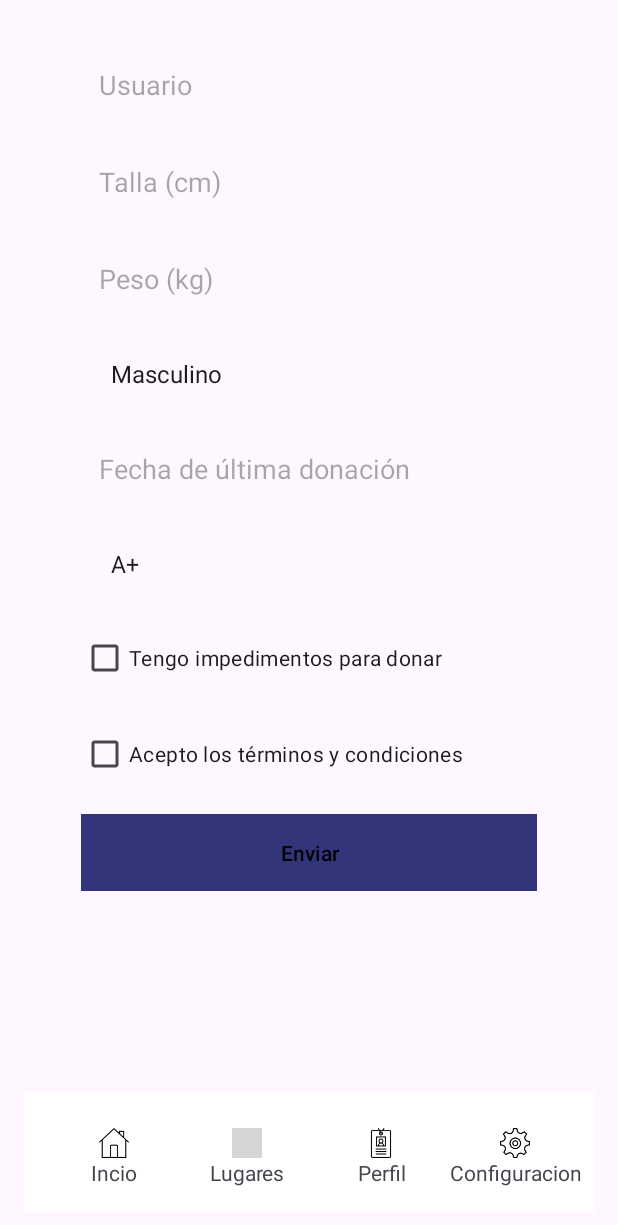
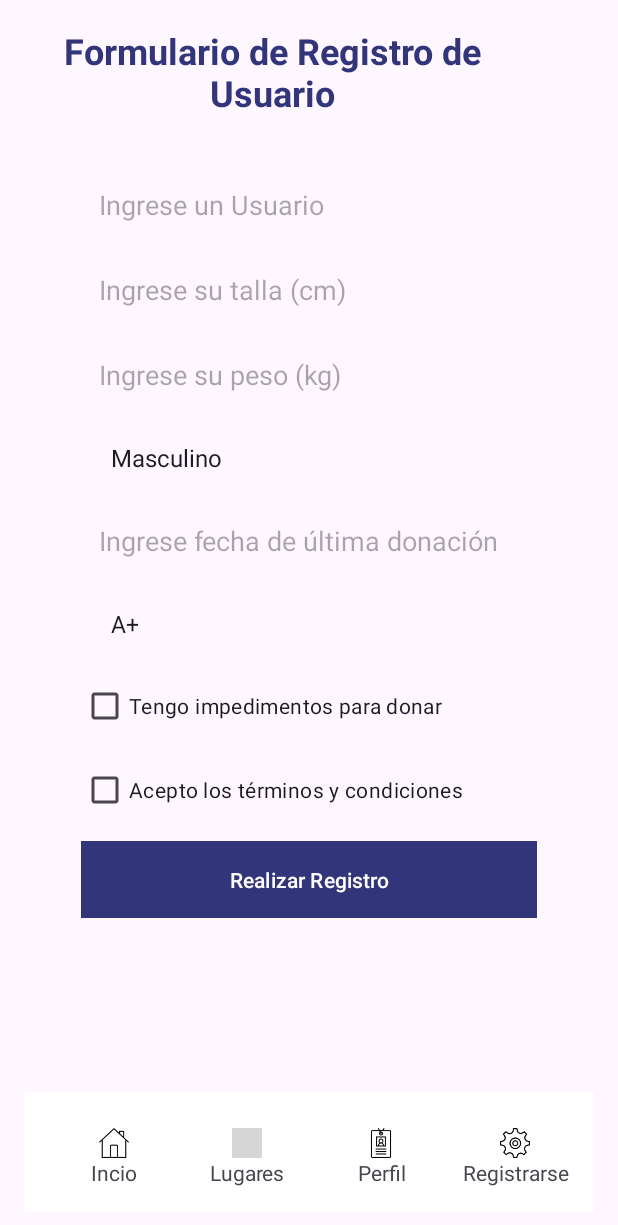
Before and after one commit to tottixd123/AppDonadoresPeru, an Android app: the Formulario_Registro screen opened directly, with no data from a screen before it, on a phone screen of 412 x 824 dp. Shown: the top 1225 px of the screen. Run offline under Robolectric (Android 15) with nearby library versions, the light colour scheme and no system bars; grey boxes are pictures that could not be loaded.

Commit message:
Subida 3 mañana

```diff
--- a/app/src/main/AndroidManifest.xml
+++ b/app/src/main/AndroidManifest.xml
@@ -4,8 +4,6 @@
 
     <uses-permission android:name="android.permission.ACCESS_NETWORK_STATE" />
     <uses-permission android:name="android.permission.INTERNET" />
-
-
     <uses-permission android:name="android.permission.POST_NOTIFICATIONS" />
 
     <application
@@ -18,7 +16,9 @@
         android:supportsRtl="true"
         android:theme="@style/Theme.Termiar"
         tools:targetApi="31">
-
+        <activity
+            android:name=".Activity.VerMasNoticias.VerMas"
+            android:exported="false" />
         <activity
             android:name=".Notificaciones.Notifi"
             android:exported="false" />
--- a/app/src/main/java/com/example/termiar/Formulario/Formulario_Registro.java
+++ b/app/src/main/java/com/example/termiar/Formulario/Formulario_Registro.java
@@ -1,5 +1,6 @@
 package com.example.termiar.Formulario;
 
+import android.content.Intent;
 import android.os.Bundle;
 import android.util.Log;
 import android.view.View;
@@ -7,12 +8,17 @@ import android.widget.ArrayAdapter;
 import android.widget.Button;
 import android.widget.CheckBox;
 import android.widget.EditText;
+import android.widget.LinearLayout;
 import android.widget.Spinner;
 import android.widget.Toast;
 
 import androidx.activity.EdgeToEdge;
 import androidx.appcompat.app.AppCompatActivity;
 
+import com.example.termiar.Activity.General.Generl;
+import com.example.termiar.Activity.Mapa.Map_donaciones;
+import com.example.termiar.Activity.PerfilGeneral.Perfil;
+import com.example.termiar.Activity.VerMasNoticias.VerMas;
 import com.example.termiar.Network.RetrofitFactory;
 import com.example.termiar.R;
 import com.example.termiar.Servicios.FormularioService;
@@ -54,11 +60,17 @@ public class Formulario_Registro extends AppCompatActivity {
         setupSpinner(spinner_sexo, R.array.sexo_options);
         setupSpinner(spinner_tipo_sangre,R.array.tipo_sangre_options);
 
+        BotonInicio();
+        BotonPerfil();
+        Button_formu();
+        Button_lugar();
+
         btn_enviar.setOnClickListener(new View.OnClickListener() {
             @Override
             public void onClick(View v) {
                 if (cb_acepto_terminos.isChecked()){
                     guardarFormulario();
+
                 }else{
                     Toast.makeText(Formulario_Registro.this,"Debe aceptar los terminos y condiciones",Toast.LENGTH_SHORT).show();
                 }
@@ -72,6 +84,46 @@ public class Formulario_Registro extends AppCompatActivity {
         adapter.setDropDownViewResource(android.R.layout.simple_spinner_dropdown_item);
         spinner.setAdapter(adapter);
     }
+
+    private void BotonInicio() {
+        LinearLayout Inicio =findViewById(R.id.inicioBtn);
+        Inicio.setOnClickListener(new View.OnClickListener(){
+            @Override
+            public void onClick(View v) {
+                startActivity(new Intent(Formulario_Registro.this, Generl.class));
+            }
+        });
+    }
+
+    private void Button_lugar(){
+        LinearLayout lugarBtn=findViewById(R.id.lugarBtn);
+        lugarBtn.setOnClickListener(new View.OnClickListener() {
+            @Override
+            public void onClick(View v) {
+                startActivity(new Intent(Formulario_Registro.this, Map_donaciones.class));
+            }
+        });
+    }
+
+    private void Button_formu(){
+        LinearLayout configuraicon=findViewById(R.id.configuraicon);
+        configuraicon.setOnClickListener(new View.OnClickListener() {
+            @Override
+            public void onClick(View v) {
+                startActivity(new Intent(Formulario_Registro.this, Formulario_Registro.class));
+            }
+        });
+    }
+    private void BotonPerfil() {
+        LinearLayout profileBtn=findViewById(R.id.profileBtn);
+        profileBtn.setOnClickListener(new View.OnClickListener() {
+            @Override
+            public void onClick(View v) {
+                startActivity(new Intent(Formulario_Registro.this, Perfil.class));
+            }
+        });
+    }
+
     private void guardarFormulario(){
 
 
--- a/app/src/main/res/layout/activity_formulario_registro.xml
+++ b/app/src/main/res/layout/activity_formulario_registro.xml
@@ -8,122 +8,125 @@
     android:layout_height="match_parent"
     android:padding="16dp"
     tools:context=".Formulario.Formulario_Registro">
+
+
+
     <EditText
         android:id="@+id/et_usuario"
         android:layout_width="0dp"
         android:layout_height="wrap_content"
-        android:hint="Usuario"
+        android:layout_marginTop="96dp"
+        android:background="@drawable/rounded_edittext"
+        android:hint="Ingrese un Usuario"
         android:padding="12dp"
-        android:background="@drawable/rounded_edittext"
+        app:layout_constraintEnd_toEndOf="parent"
+        app:layout_constraintStart_toStartOf="parent"
         app:layout_constraintTop_toTopOf="parent"
-        app:layout_constraintStart_toStartOf="parent"
-        app:layout_constraintEnd_toEndOf="parent"
-        app:layout_constraintWidth_percent="0.8"
-        android:layout_marginTop="16dp"/>
+        app:layout_constraintWidth_percent="0.8" />
 
     <EditText
         android:id="@+id/et_talla"
         android:layout_width="0dp"
         android:layout_height="wrap_content"
-        android:hint="Talla (cm)"
+        android:layout_marginTop="8dp"
+        android:background="@drawable/rounded_edittext"
+        android:hint="Ingrese su talla (cm)"
         android:inputType="numberDecimal"
         android:padding="12dp"
-        android:background="@drawable/rounded_edittext"
+        app:layout_constraintEnd_toEndOf="parent"
+        app:layout_constraintStart_toStartOf="parent"
         app:layout_constraintTop_toBottomOf="@+id/et_usuario"
-        app:layout_constraintStart_toStartOf="parent"
-        app:layout_constraintEnd_toEndOf="parent"
-        app:layout_constraintWidth_percent="0.8"
-        android:layout_marginTop="16dp"/>
+        app:layout_constraintWidth_percent="0.8" />
 
     <EditText
         android:id="@+id/et_peso"
         android:layout_width="0dp"
         android:layout_height="wrap_content"
-        android:hint="Peso (kg)"
+        android:layout_marginTop="8dp"
+        android:background="@drawable/rounded_edittext"
+        android:hint="Ingrese su peso (kg)"
         android:inputType="numberDecimal"
         android:padding="12dp"
-        android:background="@drawable/rounded_edittext"
+        app:layout_constraintEnd_toEndOf="parent"
+        app:layout_constraintStart_toStartOf="parent"
         app:layout_constraintTop_toBottomOf="@+id/et_talla"
-        app:layout_constraintStart_toStartOf="parent"
-        app:layout_constraintEnd_toEndOf="parent"
-        app:layout_constraintWidth_percent="0.8"
-        android:layout_marginTop="16dp"/>
+        app:layout_constraintWidth_percent="0.8" />
 
     <Spinner
         android:id="@+id/spinner_sexo"
         android:layout_width="0dp"
         android:layout_height="wrap_content"
+        android:layout_marginTop="8dp"
+        android:background="@drawable/rounded_spinner"
         android:padding="12dp"
-        android:background="@drawable/rounded_spinner"
+        app:layout_constraintEnd_toEndOf="parent"
+        app:layout_constraintStart_toStartOf="parent"
         app:layout_constraintTop_toBottomOf="@+id/et_peso"
-        app:layout_constraintStart_toStartOf="parent"
-        app:layout_constraintEnd_toEndOf="parent"
-        app:layout_constraintWidth_percent="0.8"
-        android:layout_marginTop="16dp"/>
+        app:layout_constraintWidth_percent="0.8" />
 
     <EditText
         android:id="@+id/et_fecha_ultima_donacion"
         android:layout_width="0dp"
         android:layout_height="wrap_content"
-        android:hint="Fecha de última donación"
+        android:layout_marginTop="8dp"
+        android:background="@drawable/rounded_edittext"
+        android:hint="Ingrese fecha de última donación"
         android:inputType="date"
         android:padding="12dp"
-        android:background="@drawable/rounded_edittext"
+        app:layout_constraintEnd_toEndOf="parent"
+        app:layout_constraintStart_toStartOf="parent"
         app:layout_constraintTop_toBottomOf="@+id/spinner_sexo"
-        app:layout_constraintStart_toStartOf="parent"
-        app:layout_constraintEnd_toEndOf="parent"
-        app:layout_constraintWidth_percent="0.8"
-        android:layout_marginTop="16dp"/>
+        app:layout_constraintWidth_percent="0.8" />
 
     <Spinner
         android:id="@+id/spinner_tipo_sangre"
         android:layout_width="0dp"
         android:layout_height="wrap_content"
+        android:layout_marginTop="8dp"
+        android:background="@drawable/rounded_spinner"
         android:padding="12dp"
-        android:background="@drawable/rounded_spinner"
+        app:layout_constraintEnd_toEndOf="parent"
+        app:layout_constraintStart_toStartOf="parent"
         app:layout_constraintTop_toBottomOf="@+id/et_fecha_ultima_donacion"
-        app:layout_constraintStart_toStartOf="parent"
-        app:layout_constraintEnd_toEndOf="parent"
-        app:layout_constraintWidth_percent="0.8"
-        android:layout_marginTop="16dp"/>
+        app:layout_constraintWidth_percent="0.8" />
 
     <CheckBox
         android:id="@+id/cb_impedimentos"
         android:layout_width="0dp"
         android:layout_height="wrap_content"
+        android:layout_marginTop="8dp"
         android:text="Tengo impedimentos para donar"
+        app:layout_constraintEnd_toEndOf="parent"
+        app:layout_constraintStart_toStartOf="parent"
         app:layout_constraintTop_toBottomOf="@+id/spinner_tipo_sangre"
-        app:layout_constraintStart_toStartOf="parent"
-        app:layout_constraintEnd_toEndOf="parent"
-        app:layout_constraintWidth_percent="0.8"
-        android:layout_marginTop="16dp"/>
+        app:layout_constraintWidth_percent="0.8" />
 
     <CheckBox
         android:id="@+id/cb_acepto_terminos"
         android:layout_width="0dp"
         android:layout_height="wrap_content"
+        android:layout_marginTop="8dp"
         android:text="Acepto los términos y condiciones"
+        app:layout_constraintEnd_toEndOf="parent"
+        app:layout_constraintStart_toStartOf="parent"
         app:layout_constraintTop_toBottomOf="@+id/cb_impedimentos"
-        app:layout_constraintStart_toStartOf="parent"
-        app:layout_constraintEnd_toEndOf="parent"
-        app:layout_constraintWidth_percent="0.8"
-        android:layout_marginTop="16dp"/>
+        app:layout_constraintWidth_percent="0.8" />
 
     <Button
         android:id="@+id/btn_enviar"
         android:layout_width="0dp"
         android:layout_height="wrap_content"
-        android:layout_marginTop="16dp"
+        android:layout_marginTop="10dp"
         android:background="@color/design_default_color_primary_variant"
         android:padding="12dp"
-        android:text="Enviar"
-        android:textColor="@color/black"
+        android:text="Realizar Registro"
+        android:textColor="@color/white"
         app:layout_constraintEnd_toEndOf="parent"
         app:layout_constraintStart_toStartOf="parent"
         app:layout_constraintTop_toBottomOf="@+id/cb_acepto_terminos"
-        app:layout_constraintWidth_percent="0.8"
 
-        />
+        app:layout_constraintWidth_percent="0.8" />
+
     <com.google.android.material.bottomappbar.BottomAppBar
         android:id="@+id/app_bar"
         android:layout_width="match_parent"
@@ -134,7 +137,10 @@
         app:fabCradleRoundedCornerRadius="50dp"
         app:fabCradleVerticalOffset="6dp"
         app:layout_constraintBottom_toBottomOf="parent"
-        tools:ignore="BottomAppBar">
+        app:layout_constraintTop_toBottomOf="@+id/btn_enviar"
+        app:layout_constraintVertical_bias="1.0"
+        tools:ignore="BottomAppBar"
+        tools:layout_editor_absoluteX="16dp">
 
         <LinearLayout
             android:layout_width="match_parent"
@@ -233,12 +239,24 @@
                     android:id="@+id/textView12"
                     android:layout_width="match_parent"
                     android:layout_height="wrap_content"
-                    android:text="Configuracion"
+                    android:text="Registrarse"
                     android:textAlignment="center" />
 
             </LinearLayout>
         </LinearLayout>
     </com.google.android.material.bottomappbar.BottomAppBar>
 
+    <TextView
+        android:id="@+id/textView16"
+        android:layout_width="331dp"
+        android:layout_height="63dp"
+        android:gravity="center"
+        android:text="Formulario de Registro de Usuario"
+        android:textColor="@color/dark_blue"
+        android:textSize="24sp"
+        android:textStyle="bold"
+        tools:layout_editor_absoluteX="16dp"
+        tools:layout_editor_absoluteY="16dp" />
+
 
 </androidx.constraintlayout.widget.ConstraintLayout>
--- a/app/src/main/res/layout/activity_generl.xml
+++ b/app/src/main/res/layout/activity_generl.xml
@@ -416,7 +416,7 @@
                         android:id="@+id/textView12"
                         android:layout_width="match_parent"
                         android:layout_height="wrap_content"
-                        android:text="Configuracion"
+                        android:text="Registro"
                         android:textAlignment="center" />
 
                 </LinearLayout>
```
Also changed, not shown: app/src/main/java/com/example/termiar/Activity/General/Generl.java (+17 -3 lines), app/src/main/java/com/example/termiar/Activity/VerMasNoticias/VerMas.java (added, +128 -0 lines), app/src/main/java/com/example/termiar/Adapter/TrendsAdapter.java (+50 -1 lines), app/src/main/java/com/example/termiar/Domain/TrendSDomain.java (+12 -1 lines), app/src/main/res/layout/activity_ver_mas.xml (added, +161 -0 lines), app/src/main/res/layout/viewholder_trend_list.xml (+14 -10 lines).
